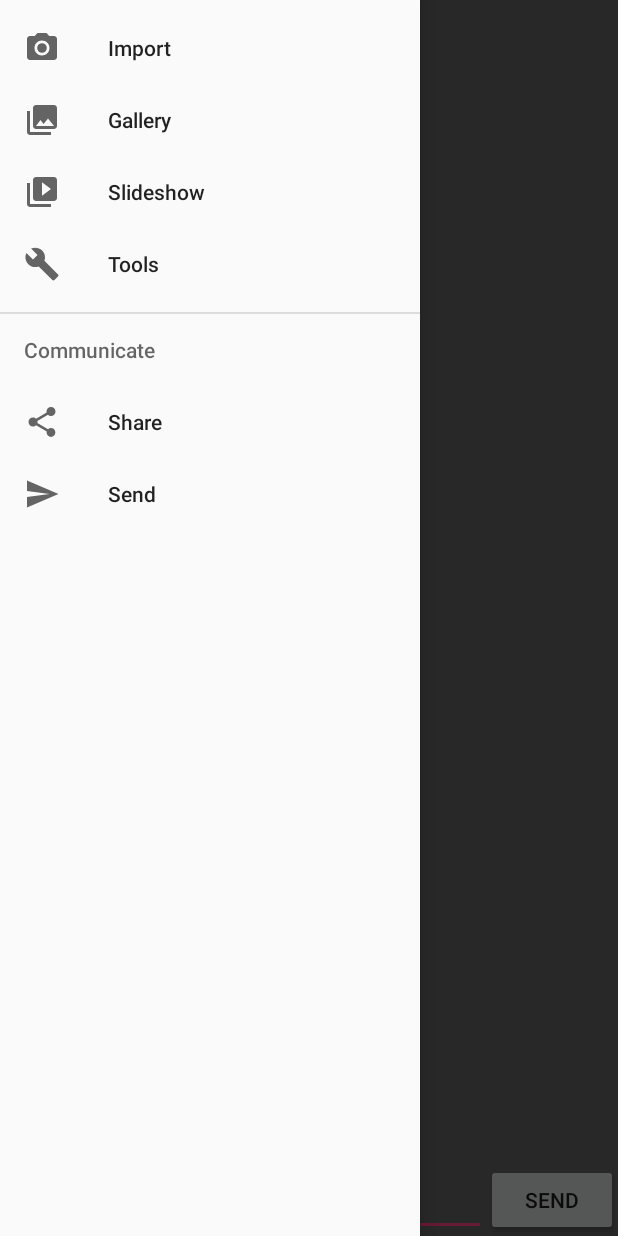
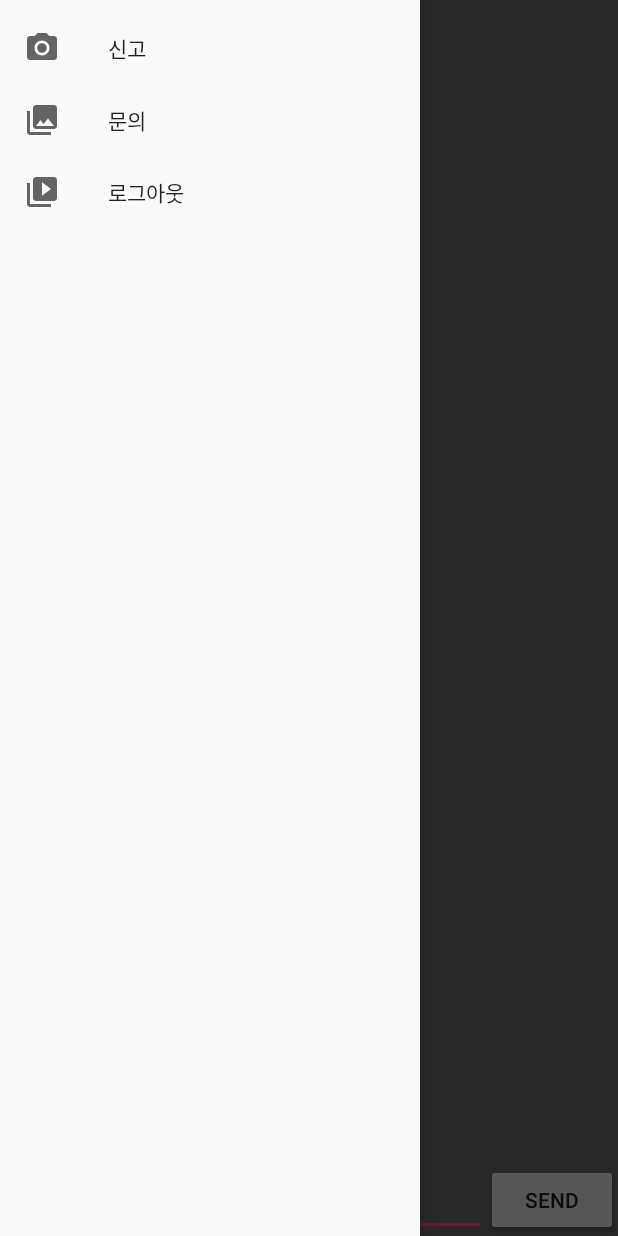
Before and after one commit to TooShy/HufsTalk_Client, an Android app: the MainActivity screen opened directly, with no data from a screen before it, with the side drawer open, on a phone screen of 412 x 824 dp. Run offline under Robolectric (Android 15) with nearby library versions, the phone set to English and light mode, and no system bars; libraries missing offline, so code that uses them is left out: com.facebook, com.facebook.login, com.pusher.client; 6 statements that could not run were skipped.

Commit message:
드로우바에 로그아웃기능 추가

```diff
--- a/app/src/main/java/tooshy/hufstalk/activity/LoginActivity.java
+++ b/app/src/main/java/tooshy/hufstalk/activity/LoginActivity.java
@@ -69,7 +69,6 @@ public class LoginActivity extends Activity {
 
             @Override
             public void onCancel() {
-                LoginManager.getInstance().logOut();
                 finish();
             }
         });
--- a/app/src/main/res/menu/activity_chat_drawer.xml
+++ b/app/src/main/res/menu/activity_chat_drawer.xml
@@ -3,34 +3,18 @@
 
     <group android:checkableBehavior="single">
         <item
-            android:id="@+id/nav_camera"
+            android:id="@+id/nav_report"
             android:icon="@drawable/ic_menu_camera"
-            android:title="Import" />
+            android:title="신고" />
         <item
-            android:id="@+id/nav_gallery"
+            android:id="@+id/nav_qanda"
             android:icon="@drawable/ic_menu_gallery"
-            android:title="Gallery" />
+            android:title="문의" />
         <item
-            android:id="@+id/nav_slideshow"
+            android:id="@+id/nav_logout"
             android:icon="@drawable/ic_menu_slideshow"
-            android:title="Slideshow" />
-        <item
-            android:id="@+id/nav_manage"
-            android:icon="@drawable/ic_menu_manage"
-            android:title="Tools" />
+            android:title="로그아웃" />
+
     </group>
 
-    <item android:title="Communicate">
-        <menu>
-            <item
-                android:id="@+id/nav_share"
-                android:icon="@drawable/ic_menu_share"
-                android:title="Share" />
-            <item
-                android:id="@+id/nav_send"
-                android:icon="@drawable/ic_menu_send"
-                android:title="Send" />
-        </menu>
-    </item>
-
 </menu>
```
Also changed, not shown: app/src/main/java/tooshy/hufstalk/activity/MainActivity.java (+43 -2 lines).
